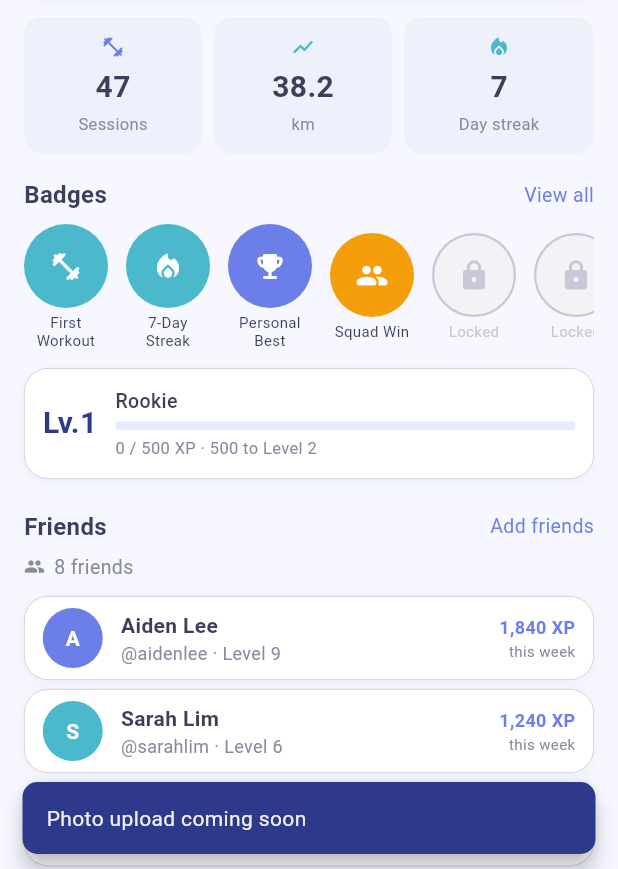
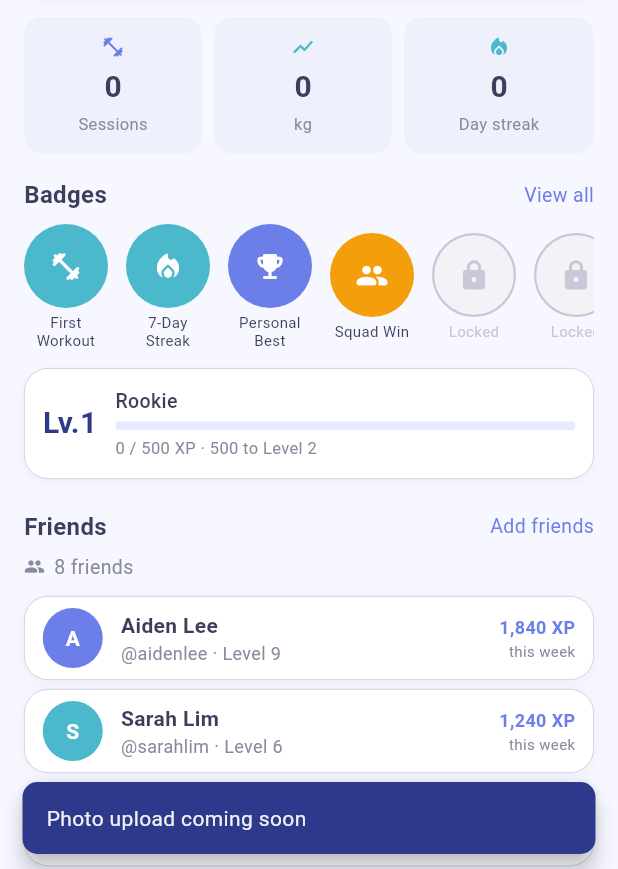
Before and after one commit to Monica-Cheng/FYP-26-S2-15_code, a Flutter app: the ProfileScreen screen opened by its route, after a tap on the "camera alt" icon, on a phone screen of 412 x 824 dp, the part 367-1236 px from its top. Run offline on Flutter 3.47's test engine with Material 3 defaults, Android fonts, the phone set to English and light mode, and no system bars; our stand-ins replace camera, cloud_firestore, firebase_auth, firebase_core, fl_chart, flutter_dotenv and 8 more; missing offline and left inert: health, mobile_scanner; accounts and stored records are empty; generated files the repository leaves out were written again; Roboto replaces fonts that are missing (SF Pro Display).

Commit message:
Wire profile stats row to real Firestore data (sessions, volume, streak)

```diff
--- a/lib/screens/profile/profile_screen.dart
+++ b/lib/screens/profile/profile_screen.dart
@@ -82,6 +82,11 @@ class _ProfileScreenState extends State<ProfileScreen> {
   int _totalXp = 0;
   int _level = 1;
 
+  int _sessionCount = 0;
+  double _totalVolume = 0;
+  int _streak = 0;
+  bool _statsLoading = true;
+
   static const _kXpThresholds = [0, 500, 1200, 2500, 4500, 7000, 10000, 14000, 19000, 25000, 32000];
 
   static String _levelName(int level) {
@@ -105,6 +110,7 @@ class _ProfileScreenState extends State<ProfileScreen> {
   void initState() {
     super.initState();
     _loadProfile();
+    _loadStats();
   }
 
   Future<void> _loadProfile() async {
@@ -127,6 +133,28 @@ class _ProfileScreenState extends State<ProfileScreen> {
       }
     } catch (_) {
       if (mounted) setState(() => _isLoading = false);
+    }
+  }
+
+  Future<void> _loadStats() async {
+    final uid = _auth.getCurrentUser()?.uid;
+    if (uid == null) {
+      if (mounted) setState(() => _statsLoading = false);
+      return;
+    }
+    try {
+      final stats = await _firestore.getLifetimeStats(uid);
+      final streak = await _firestore.calculateStreak(uid);
+      if (mounted) {
+        setState(() {
+          _sessionCount = stats['sessionCount'] as int? ?? 0;
+          _totalVolume = (stats['totalVolume'] as num?)?.toDouble() ?? 0;
+          _streak = streak;
+          _statsLoading = false;
+        });
+      }
+    } catch (_) {
+      if (mounted) setState(() => _statsLoading = false);
     }
   }
 
@@ -377,10 +405,10 @@ class _ProfileScreenState extends State<ProfileScreen> {
   // ── Stats row ─────────────────────────────────────────────────────────────
 
   Widget _buildStatsRow() {
-    const stats = [
-      (Icons.fitness_center_rounded, '47', 'Sessions', WW.primary),
-      (Icons.show_chart_rounded, '38.2', 'km', WW.teal),
-      (Icons.local_fire_department_rounded, '7', 'Day streak', WW.teal),
+    final stats = [
+      (Icons.fitness_center_rounded, '$_sessionCount', 'Sessions', WW.primary),
+      (Icons.show_chart_rounded, _totalVolume.toStringAsFixed(0), 'kg', WW.teal),
+      (Icons.local_fire_department_rounded, '$_streak', 'Day streak', WW.teal),
     ];
 
     return Padding(
@@ -401,7 +429,16 @@ class _ProfileScreenState extends State<ProfileScreen> {
                   children: [
                     Icon(s.$1, size: 16, color: s.$4),
                     const SizedBox(height: 4),
-                    Text(
+                    _statsLoading
+                        ? const SizedBox(
+                            height: 20,
+                            width: 20,
+                            child: CircularProgressIndicator(
+                              color: WW.primary,
+                              strokeWidth: 2,
+                            ),
+                          )
+                        : Text(
                             s.$2,
                             style: const TextStyle(
                               fontSize: 20,
--- a/lib/services/firestore_service.dart
+++ b/lib/services/firestore_service.dart
@@ -220,6 +220,34 @@ class FirestoreService {
     return snapshot.docs
         .map((doc) => {'id': doc.id, ...doc.data()})
         .toList();
+  }
+
+  // ---------------------------------------------------------------------------
+  // Returns lifetime totals across all sessions for users/{uid}: session
+  // count and summed gym volume (kg). Used by the Profile stats row.
+  // ---------------------------------------------------------------------------
+  Future<Map<String, dynamic>> getLifetimeStats(String uid) async {
+    final snapshot = await _db
+        .collection(Collections.users)
+        .doc(uid)
+        .collection(Collections.sessions)
+        .get();
+
+    int sessionCount = snapshot.docs.length;
+    double totalVolume = 0;
+
+    for (final doc in snapshot.docs) {
+      final data = doc.data();
+      final vol = data['totalVolume'];
+      if (vol is num) {
+        totalVolume += vol.toDouble();
+      }
+    }
+
+    return {
+      'sessionCount': sessionCount,
+      'totalVolume': totalVolume,
+    };
   }
 
   /// Returns the most recent set data for a given
```
Lines whose indentation alone changed are shown as unchanged.
